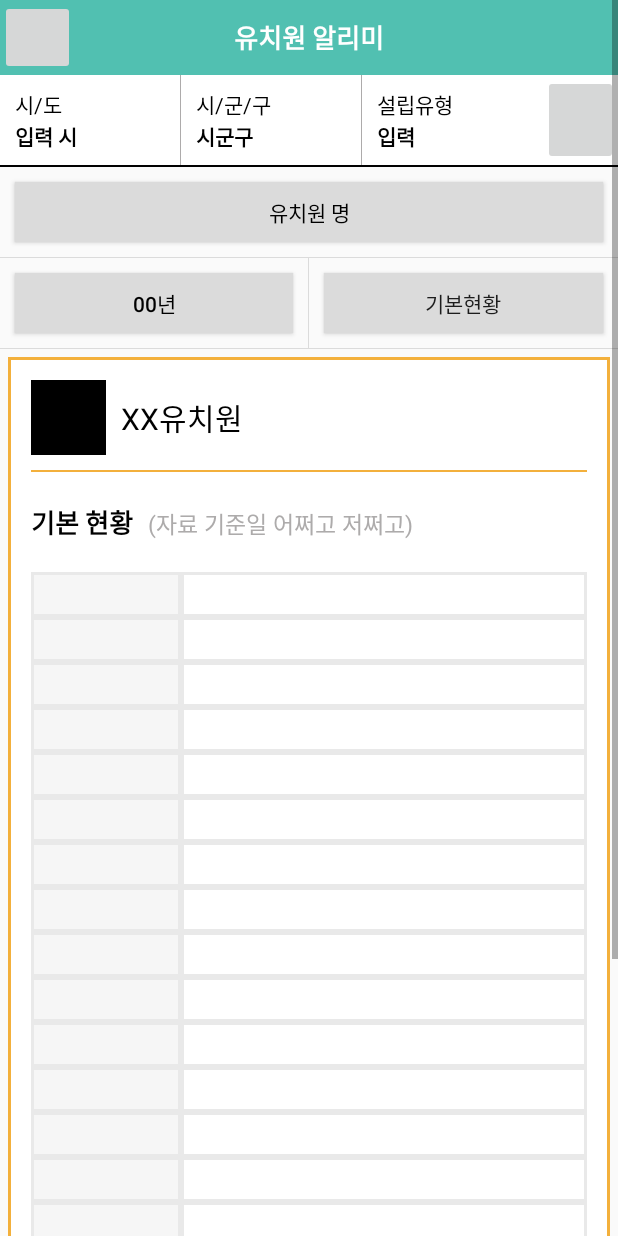
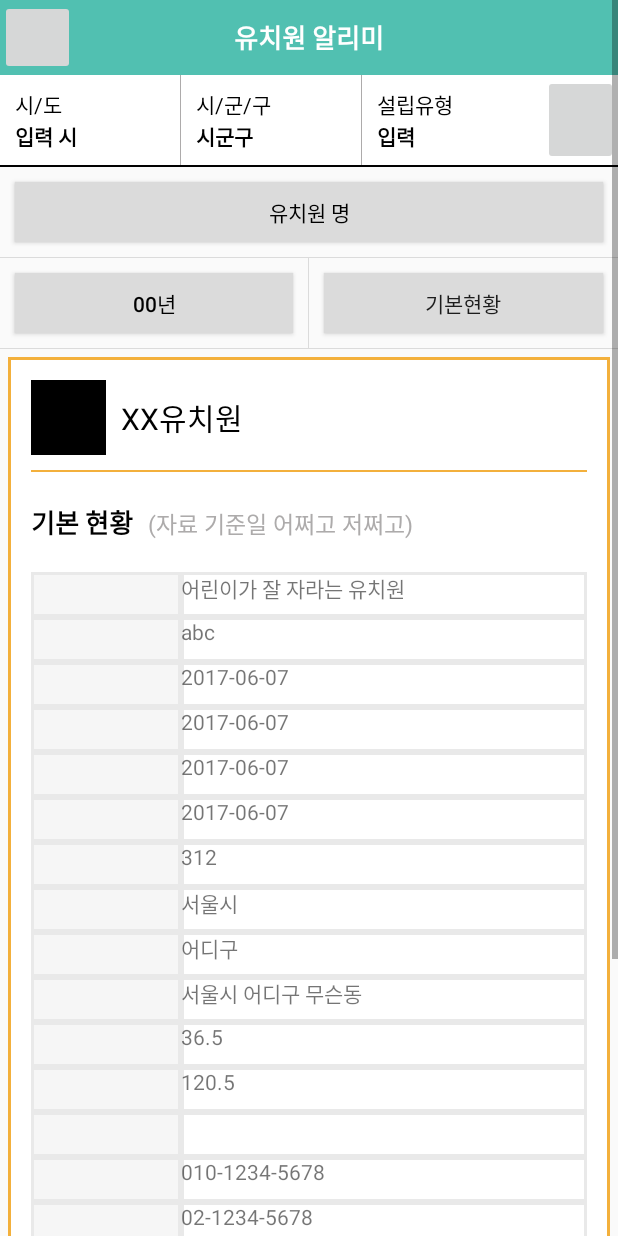
Before and after one commit to kyung2/cau_DB02, an Android app: the DetailPreSchoolActivity screen opened directly, with no data from a screen before it, on a phone screen of 412 x 824 dp. Run offline under Robolectric (Android 15) with nearby library versions, the phone set to English and light mode, and no system bars.

Commit message:
preschool data 로 디테일 만들어놓은거 테스트함

```diff
--- a/android/dbapp/app/src/main/java/com/example/eom/dbapp/DetailPreSchoolActivity.java
+++ b/android/dbapp/app/src/main/java/com/example/eom/dbapp/DetailPreSchoolActivity.java
@@ -18,6 +18,8 @@ public class DetailPreSchoolActivity extends AppCompatActivity {
     protected void onCreate(Bundle savedInstanceState) {
         super.onCreate(savedInstanceState);
         setContentView(R.layout.activity_detail_pre_school);
+        PreSchoolData preSchoolData = PreSchoolData.getSamplePreschoolData();
+        setData(preSchoolData);
     }
 
     private void setData(PreSchoolData preSchoolData) {
@@ -25,7 +27,7 @@ public class DetailPreSchoolActivity extends AppCompatActivity {
         tv_name.setText(preSchoolData.name);
 
         TextView tv_permit_date = (TextView) findViewById(R.id.tv_detail_pre_school_permit_date);
-        tv_permit_date.setText((CharSequence) preSchoolData.permit_date);
+        tv_permit_date.setText(MyUtil.getStringFromDate(preSchoolData.permit_date));
 
         TextView tv_type = (TextView) findViewById(R.id.tv_detail_pre_school_type);
         tv_type.setText(preSchoolData.assess_certification_type);
@@ -34,7 +36,7 @@ public class DetailPreSchoolActivity extends AppCompatActivity {
         tv_address.setText(preSchoolData.address);
 
         TextView tv_postcode = (TextView) findViewById(R.id.tv_detail_pre_school_postcode);
-        tv_postcode.setText(preSchoolData.postcode);
+        tv_postcode.setText(""+preSchoolData.postcode);
 
         TextView tv_si_do = (TextView) findViewById(R.id.tv_detail_pre_school_si_do);
         tv_si_do.setText(preSchoolData.si_do);
@@ -43,13 +45,13 @@ public class DetailPreSchoolActivity extends AppCompatActivity {
         tv_si_gun_gu.setText(preSchoolData.si_gun_gu);
 
         TextView tv_operation_state = (TextView) findViewById(R.id.tv_detail_pre_school_close_date);
-        tv_operation_state.setText("" + preSchoolData.close_date);
+        tv_operation_state.setText(MyUtil.getStringFromDate(preSchoolData.close_date));
 
         TextView tv_pause_start_date = (TextView) findViewById(R.id.tv_detail_pre_school_pause_start_date);
-        tv_pause_start_date.setText(""+preSchoolData.pause_start_date);
+        tv_pause_start_date.setText(MyUtil.getStringFromDate(preSchoolData.pause_start_date));
 
         TextView tv_pause_end_date = (TextView) findViewById(R.id.tv_detail_pre_school_pause_end_date);
-        tv_pause_end_date.setText(""+preSchoolData.pause_end_date);
+        tv_pause_end_date.setText(MyUtil.getStringFromDate(preSchoolData.pause_end_date));
 
         TextView tv_latitude = (TextView) findViewById(R.id.tv_detail_pre_school_latitude);
         tv_latitude.setText("" + preSchoolData.latitude);
@@ -64,21 +66,21 @@ public class DetailPreSchoolActivity extends AppCompatActivity {
         tv_fax.setText(preSchoolData.fax);
 
         TextView tv_capacity = (TextView) findViewById(R.id.tv_detail_pre_school_capacity);
-        tv_capacity.setText(preSchoolData.fax);
+        tv_capacity.setText(""+preSchoolData.capacity);
 
         TextView tv_school_bus = (TextView) findViewById(R.id.tv_detail_pre_school_shcool_bus);
         tv_school_bus.setText(""+preSchoolData.school_bus);
 
         TextView tv_playground_num = (TextView) findViewById(R.id.tv_detail_pre_school_playground_num);
-        tv_playground_num.setText(preSchoolData.playground_num);
+        tv_playground_num.setText(""+preSchoolData.playground_num);
 
         TextView tv_nursing_room_area = (TextView) findViewById(R.id.tv_detail_pre_school_nursing_room_area);
-        tv_nursing_room_area.setText(preSchoolData.nursing_room_area);
+        tv_nursing_room_area.setText(""+preSchoolData.nursing_room_area);
 
         TextView tv_nursing_room_num = (TextView) findViewById(R.id.tv_detail_pre_school_nursing_room_num);
-        tv_nursing_room_num.setText(preSchoolData.nursing_room_num);
+        tv_nursing_room_num.setText(""+preSchoolData.nursing_room_num);
 
         TextView tv_NumofCCTV = (TextView) findViewById(R.id.tv_detail_pre_school_NumofCCTV);
-        tv_NumofCCTV.setText(preSchoolData.NumofCCTV);
+        tv_NumofCCTV.setText(""+preSchoolData.NumofCCTV);
     }
 }
--- /dev/null
+++ b/android/dbapp/app/src/main/java/com/example/eom/dbapp/MyUtil.java
@@ -0,0 +1,15 @@
+package com.example.eom.dbapp;
+
+import java.text.SimpleDateFormat;
+import java.util.Date;
+
+/**
+ * Created by sangwon0001 on 2017-06-07.
+ */
+
+public class MyUtil {
+    public static String getStringFromDate(Date date){
+        SimpleDateFormat sdFormat = new SimpleDateFormat("yyyy-MM-dd");
+        return sdFormat.format(date);
+    }
+}
--- a/android/dbapp/app/src/main/java/com/example/eom/dbapp/vo/PreSchoolData.java
+++ b/android/dbapp/app/src/main/java/com/example/eom/dbapp/vo/PreSchoolData.java
@@ -46,7 +46,6 @@ public class PreSchoolData {
         this.address = address;
         this.tel=tel;
     }
-
     public PreSchoolData(String name, String address,String si_do,String si_gun_gu,String tel ,String fax, String assess_certification_type,
                          int id, int postcode ,int playground_num , int nursing_room_area , int nursing_room_num, int capacity ,int NumofCCTV,
                          Date pause_end_date , Date pause_start_date, Date close_date, Date permit_date,
@@ -76,4 +75,9 @@ public class PreSchoolData {
         this.school_bus = school_bus;
 
     }
+    public static PreSchoolData getSamplePreschoolData(){
+        return new PreSchoolData("어린이가 잘 자라는 유치원","서울시 어디구 무슨동","서울시","어디구","010-1234-5678","02-1234-5678","abc",1,312,3,1,1,20,2,
+                new Date(System.currentTimeMillis()),new Date(System.currentTimeMillis()),new Date(System.currentTimeMillis()),new Date(System.currentTimeMillis()),
+                36.5,120.5,true,true);
+    }
 }
--- a/android/dbapp/app/src/main/res/layout/activity_detail_pre_school.xml
+++ b/android/dbapp/app/src/main/res/layout/activity_detail_pre_school.xml
@@ -271,10 +271,12 @@
                 <LinearLayout
                     android:layout_width="match_parent"
                     android:layout_height="30dp">
+
                     <TextView
-                        android:background="@drawable/grayback_square"
+                        android:id="@+id/textView3"
                         android:layout_width="100dp"
-                        android:layout_height="match_parent" />
+                        android:layout_height="match_parent"
+                        android:background="@drawable/grayback_square" />
 
                     <TextView
                         android:id="@+id/tv_detail_pre_school_permit_date"
--- a/android/dbapp/build.gradle
+++ b/android/dbapp/build.gradle
@@ -5,7 +5,7 @@ buildscript {
         jcenter()
     }
     dependencies {
-        classpath 'com.android.tools.build:gradle:2.3.1'
+        classpath 'com.android.tools.build:gradle:2.3.2'
 
         // NOTE: Do not place your application dependencies here; they belong
         // in the individual module build.gradle files
```
